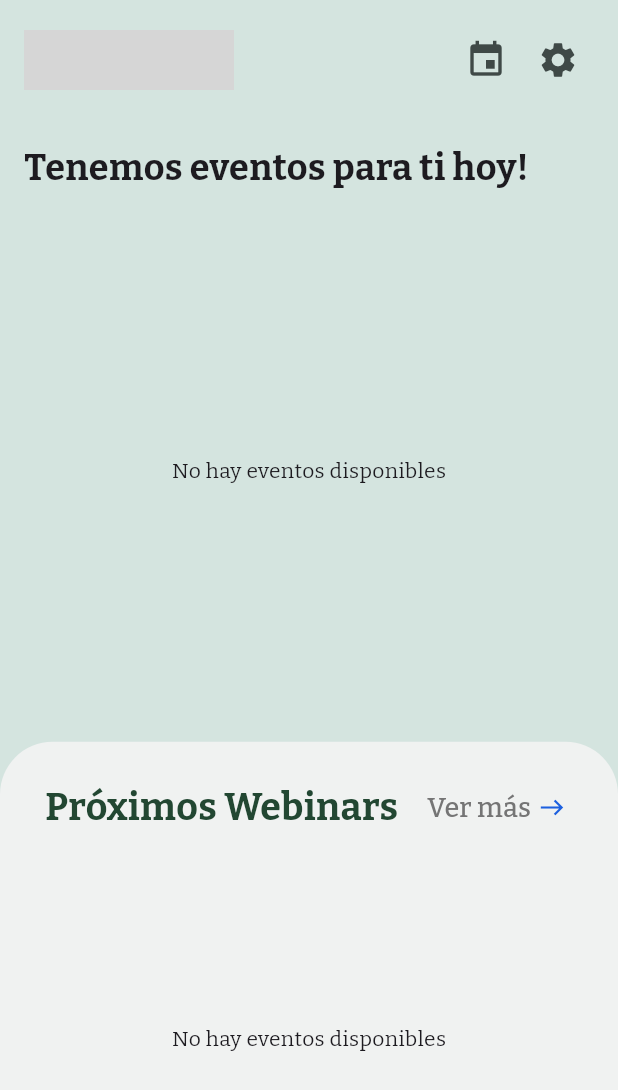
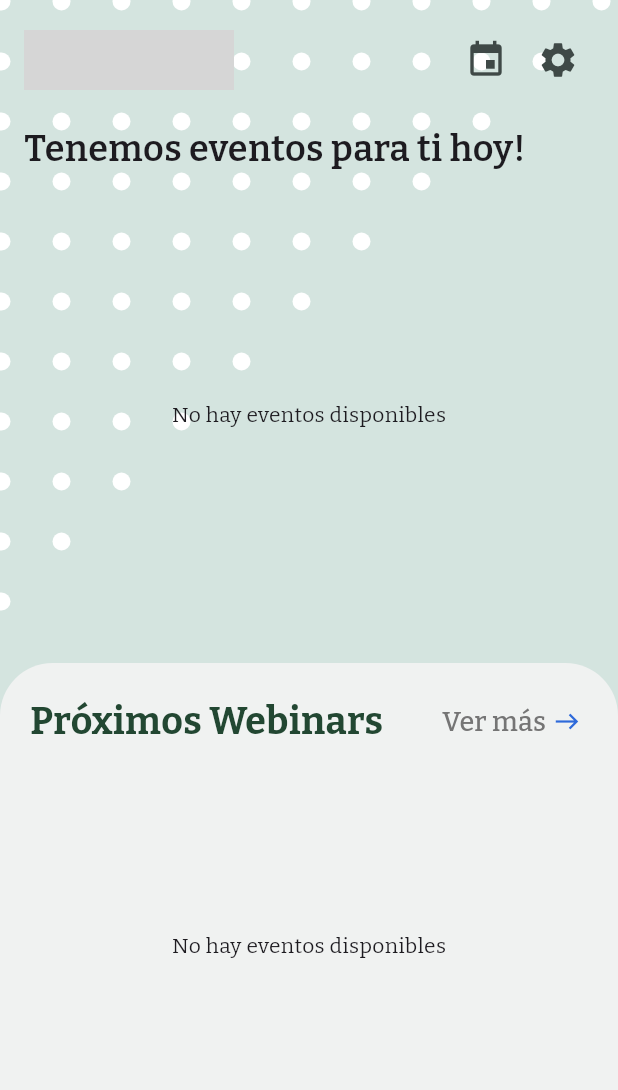
Before and after one commit to JuandiGo1/Confhub, a Flutter app: the screen it shows after launch, on a phone screen of 412 x 824 dp. Shown: the top 1090 px of the screen. Run offline on Flutter 3.47's test engine with Material 3 defaults, Android fonts, the light colour scheme and no system bars; our stand-ins replace get, google_fonts; grey boxes are pictures that could not be loaded.

Commit message:
feat: add dotted background

```diff
--- a/lib/core/colors.dart
+++ b/lib/core/colors.dart
@@ -1,7 +1,7 @@
 import 'package:flutter/material.dart';
 
 class AppColors {
-  static const Color primary = Color.fromARGB(255, 28, 96, 223);  //
+  static const Color primary = Color.fromARGB(255, 46, 106, 218);  //
   static const Color secondary = Color.fromARGB(255, 26, 75, 48); //
   static const Color background = Color.fromARGB(255, 212, 228, 223); // verde menta claro
   static const Color backgroundSecondary = Color.fromARGB(255, 21, 112, 49);
@@ -9,7 +9,7 @@ class AppColors {
   static const Color textPrimary = Color(0xFF212121); // Negro
   static const Color textSecondary = Color(0xFF757575); // Gris oscuro
   static const Color error = Color(0xFFB00020); // Rojo oscuro
-  static const Color cardSecond = Color.fromARGB(255, 225, 195, 98);
-  static const Color cardThird = Color.fromARGB(253, 209, 156, 107);
+  static const Color cardSecond = Color.fromARGB(255, 233, 209, 130);
+  static const Color cardThird = Color.fromARGB(252, 206, 170, 136);
 
 }
--- a/lib/ui/pages/home_page.dart
+++ b/lib/ui/pages/home_page.dart
@@ -1,5 +1,6 @@
 
 import 'package:confhub/core/colors.dart';
+import 'package:confhub/ui/widgets/dotted_bg.dart';
 
 import 'package:confhub/ui/widgets/home/featured_webinars.dart';
 import 'package:confhub/ui/widgets/home/header_section.dart';
@@ -15,26 +16,29 @@ class HomePage extends StatelessWidget {
     return Scaffold(
 
       backgroundColor:  AppColors.background ,
-      body: SafeArea(
+      body: Stack(
+        children:[
+          // Fondo con puntos en triángulo
+          const DottedBackground(),
+          SafeArea(
           child: Column(
             crossAxisAlignment: CrossAxisAlignment.start,
             children: [
               // Encabezado
               HeaderSection(),
-            SizedBox(height: 5),
 
               // Título
               Padding(
                 padding: const EdgeInsets.symmetric(horizontal: 16, vertical: 0),
                 child: Container(
-                margin: EdgeInsets.only(top: 10),
+                  margin: EdgeInsets.only(top: 2, bottom: 10),
                   child: Text(
                     "Tenemos eventos para ti hoy!",
-                  style: TextStyle(fontSize: 24, fontWeight: FontWeight.bold),
+                    style: TextStyle(fontSize: 24, fontWeight: FontWeight.w600),
                   ),
                 ),
               ),
-            SizedBox(height: 20),
+
 
               // Webinars Destacados
               FeaturedWebinars(),
@@ -46,6 +50,8 @@ class HomePage extends StatelessWidget {
 
             ),
           ),
+        ]
+      ),
       );
   }
 }
--- /dev/null
+++ b/lib/ui/widgets/dotted_bg.dart
@@ -0,0 +1,38 @@
+import 'package:flutter/material.dart';
+
+class DottedBackground extends StatelessWidget {
+  const DottedBackground({super.key});
+
+  @override
+  Widget build(BuildContext context) {
+    return Positioned.fill(
+      child: CustomPaint(
+        painter: _TriangularDotsPainter(),
+      ),
+    );
+  }
+}
+
+class _TriangularDotsPainter extends CustomPainter {
+  @override
+  void paint(Canvas canvas, Size size) {
+    final paint = Paint()
+      ..color = Colors.white
+      ..style = PaintingStyle.fill;
+
+    const double spacing = 40; // Espacio entre puntos
+    const double radius = 6;   // Tamaño de los puntos
+
+    // Dibujamos los puntos en una región triangular
+    for (double x = 1; x < size.width ; x += spacing) {
+      for (double y = 1; y < size.height / 2; y += spacing) {
+        if (y <= (-size.height / (size.width*2)) * x + size.height / 2) { // Condición para que los puntos formen un triángulo
+          canvas.drawCircle(Offset(x, y), radius, paint);
+        }
+      }
+    }
+  }
+
+  @override
+  bool shouldRepaint(_TriangularDotsPainter oldDelegate) => false;
+}
--- a/lib/ui/widgets/home/featured_webinars.dart
+++ b/lib/ui/widgets/home/featured_webinars.dart
@@ -19,11 +19,10 @@ class FeaturedWebinars extends StatelessWidget {
       AppColors.cardThird,
     ];
 
-    return Expanded(
-      child: Padding(
-        padding: const EdgeInsets.symmetric(horizontal: 16, vertical: 14),
+    return Padding(
+      padding: const EdgeInsets.symmetric(vertical: 10),
       child: SizedBox(
-          height: 250, // Altura fija para el carrusel
+        height: 280, // Altura fija para el carrusel
         child: FutureBuilder<List<Event>>(
           future: getAllEventsUseCase.call(), // Llamamos al caso de uso
           builder: (context, snapshot) {
@@ -44,20 +43,22 @@ class FeaturedWebinars extends StatelessWidget {
                 // Selecciona el color basado en el índice
                 final color = colorsCard[index % colorsCard.length];
 
-                  return Webinarcard(
+                return Padding(
+                  padding: EdgeInsets.only( right: index == events.length - 1 ? 16 : 0),
+                  child: Webinarcard(
                     title: events[index].title,
                     date: events[index].date,
                     category: events[index].category,
                     color: color,
                     attendees: events[index].attendees,
                     speakerAvatar: events[index].speakerAvatar,
+                  ),
                 );
               },
             );
           },
         ),
       ),
-      ),
     );
   }
 }
--- a/lib/ui/widgets/home/upcoming_webinars.dart
+++ b/lib/ui/widgets/home/upcoming_webinars.dart
@@ -21,10 +21,11 @@ class UpcomingWebinars extends StatelessWidget {
             topRight: Radius.circular(35),
           ),
         ),
+        //Interior Proximos wbe
         child: Column(
           children: [
             Padding(
-              padding: EdgeInsets.symmetric(vertical: 20, horizontal: 30),
+              padding: EdgeInsets.symmetric(vertical: 15, horizontal: 20),
               child: Row(
                 mainAxisAlignment: MainAxisAlignment.spaceBetween,
                 children: [
@@ -62,8 +63,9 @@ class UpcomingWebinars extends StatelessWidget {
                 ],
               ),
             ),
+            //TARJETAS DE EVENTOS
             SizedBox(
-              height: 220, // Altura fija para evitar el error de restricciones
+              height: 220, // Altura fija
               child: FutureBuilder<List<Event>>(
                 future: getAllEventsUseCase.call(),
                 builder: (context, snapshot) {
@@ -77,7 +79,7 @@ class UpcomingWebinars extends StatelessWidget {
                   }
 
                   final events = snapshot.data!;
-
+                  //MAPEANDO EVENTOS
                   return ListView.builder(
                     scrollDirection: Axis.horizontal, // Scroll horizontal
                     itemCount: events.length,
--- a/lib/ui/widgets/home/webinar_card.dart
+++ b/lib/ui/widgets/home/webinar_card.dart
@@ -24,9 +24,9 @@ class Webinarcard extends StatelessWidget {
     final colorText =
         color == AppColors.primary ? Colors.white : AppColors.secondary;
     return Container(
-      width: 180,
+      width: 170,
       padding: EdgeInsets.all(16),
-      margin: EdgeInsets.only(right: 16),
+      margin: EdgeInsets.only(left: 16),
       decoration: BoxDecoration(
         color: color,
         borderRadius: BorderRadius.circular(15),
```
Lines whose indentation alone changed are shown as unchanged.
